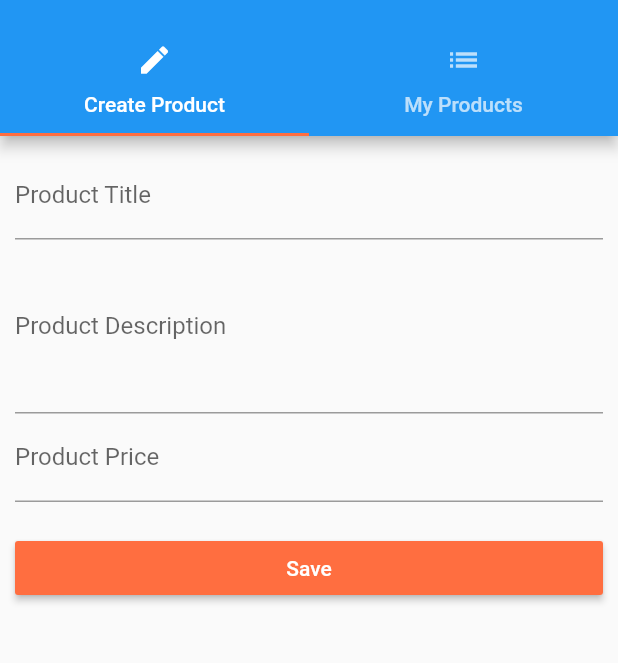
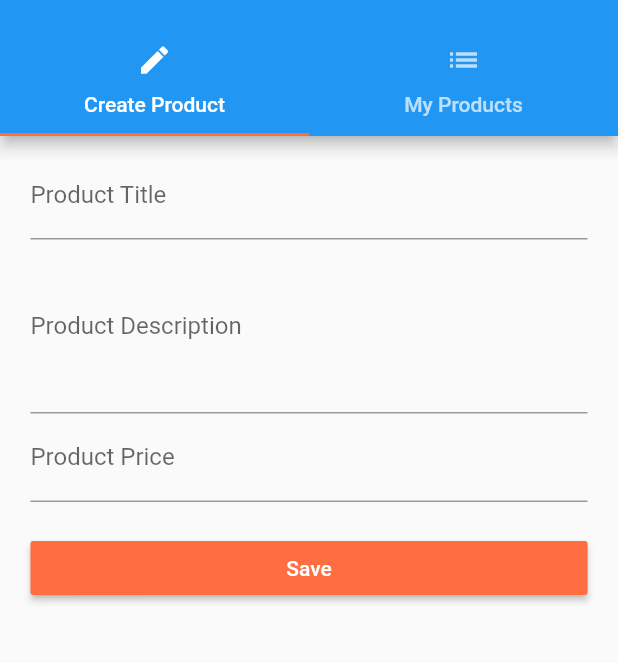
Before and after one commit to dwirandyh/flutter-basic, a Flutter app: the ProductAdminPage screen opened by its route, on a phone screen of 412 x 824 dp, the part 59-722 px from its top. Run offline on Flutter 3.47's test engine with Material 2 defaults, Android fonts, the phone set to English and light mode, and no system bars.

Commit message:
Using mediaQuery

```diff
--- a/1 Easy Food List/lib/pages/auth.dart
+++ b/1 Easy Food List/lib/pages/auth.dart
@@ -60,6 +60,9 @@ class _AuthPage extends State<AuthPage> {
 
   @override
   Widget build(BuildContext context) {
+    final double deviceWidth = MediaQuery.of(context).size.width;
+    final double targetWidth = deviceWidth > 600.0 ? 500.0 : deviceWidth * 0.95;
+
     return Scaffold(
         appBar: AppBar(
           title: Text('Login'),
@@ -69,6 +72,8 @@ class _AuthPage extends State<AuthPage> {
           padding: EdgeInsets.all(20.0),
           child: Center(
             child: SingleChildScrollView(
+              child: Container(
+                width: targetWidth,
                 child: Column(
                   children: <Widget>[
                     _buildEmailTextField(),
@@ -86,6 +91,7 @@ class _AuthPage extends State<AuthPage> {
                 ),
               ),
             ),
+          ),
         ));
   }
 }
--- a/1 Easy Food List/lib/pages/product_create.dart
+++ b/1 Easy Food List/lib/pages/product_create.dart
@@ -63,9 +63,14 @@ class _ProductCreatePage extends State<ProductCreatePage> {
 
   @override
   Widget build(BuildContext context) {
+    final double deviceWidth = MediaQuery.of(context).size.width;
+    final double targetWidth = deviceWidth > 550.0 ? 500.0 : deviceWidth * 0.95;
+    final double targetPadding = deviceWidth - targetWidth;
+
     return Container(
       margin: EdgeInsets.all(10.0),
       child: ListView(
+        padding: EdgeInsets.symmetric(horizontal: targetPadding / 2),
         children: <Widget>[
           _buildTitleTextField(),
           _buildDescriptionTextField(),
--- a/1 Easy Food List/lib/widgets/product/products.dart
+++ b/1 Easy Food List/lib/widgets/product/products.dart
@@ -29,7 +29,6 @@ class Products extends StatelessWidget {
 
   @override
   Widget build(BuildContext context) {
-    return ListView.builder(
-        itemCount: products.length, itemBuilder: _buildProductItem);
+    return _buildProductList();
   }
 }
```
Lines whose indentation alone changed are shown as unchanged.
